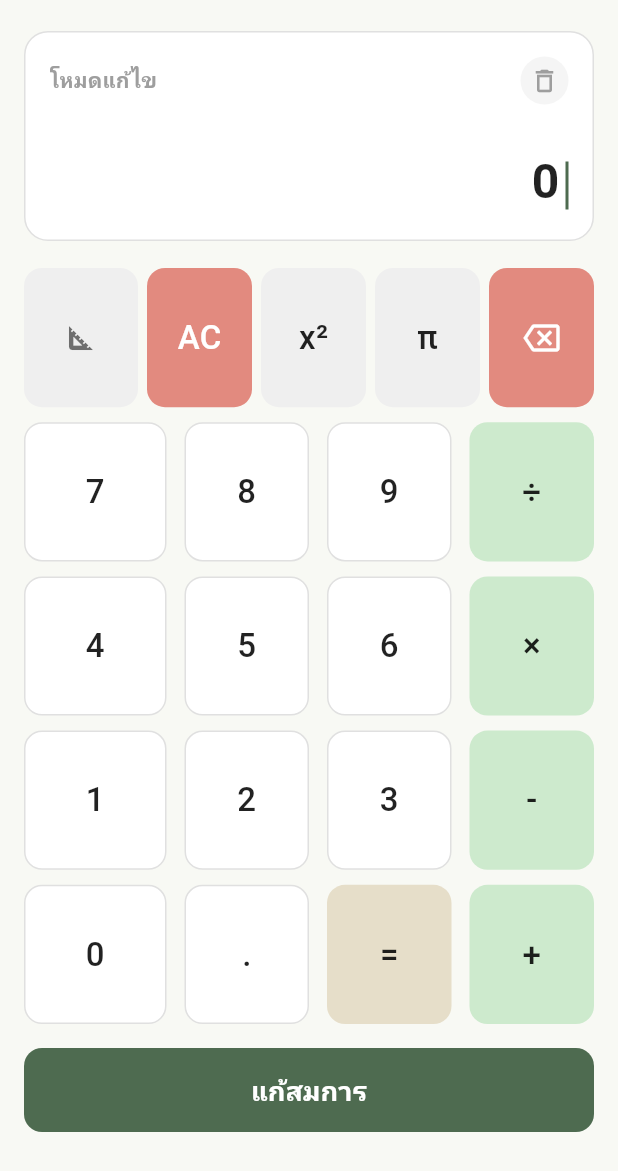
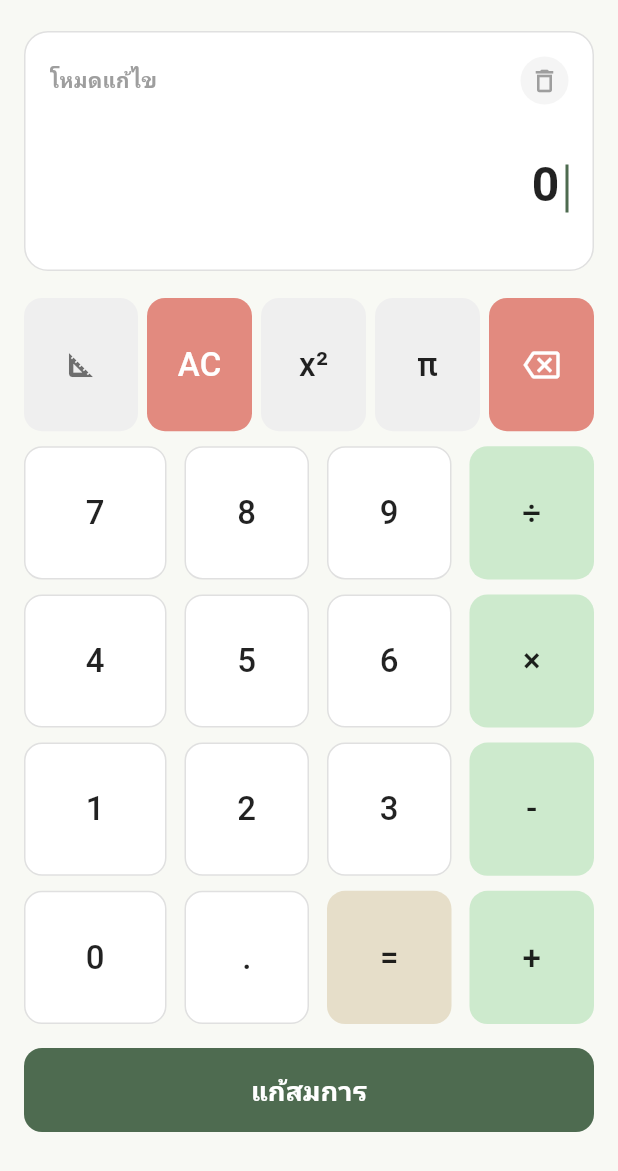
Before and after one commit to Pitchaya-Waree/flutter_ai_project, a Flutter app: the screen it shows after launch, item 2 of the bottom bar chosen, on a phone screen of 412 x 824 dp, the part 65-1236 px from its top. Run offline on Flutter 3.47's test engine with Material 3 defaults, Android fonts, the phone set to English and light mode, and no system bars; our stand-ins replace camera, flutter_dotenv, image_cropper, image_picker, math_expressions.

Commit message:
Enhance EditorScreen functionality by updating result display logic and improving layout; add image cropping feature in ScanScreen and update dependencies

```diff
--- a/lib/editor_screen.dart
+++ b/lib/editor_screen.dart
@@ -67,6 +67,11 @@ class _EditorScreenState extends State<EditorScreen> {
       } else if (value == "=") {
         _calculate();
       } else {
+        // เมื่อพิมพ์ตัวอักษรใหม่ ให้ซ่อนผลลัพธ์ (กลับไปเป็นสมการ)
+        if (_result.isNotEmpty) {
+          _result = "";
+        }
+
         // จัดการการพิมพ์สัญลักษณ์พิเศษ
         String addValue = value;
         if (value == "x²") {
@@ -117,14 +122,17 @@ class _EditorScreenState extends State<EditorScreen> {
           Container(
             margin: const EdgeInsets.symmetric(horizontal: 16, vertical: 8),
             padding: const EdgeInsets.all(16),
-            height: 140,
+            constraints: const BoxConstraints(
+              minHeight: 160,
+            ), // ความสูงยืดหยุ่นได้
             decoration: BoxDecoration(
               color: Colors.white,
               borderRadius: BorderRadius.circular(16),
               border: Border.all(color: Colors.grey.shade300),
             ),
             child: Column(
-              crossAxisAlignment: CrossAxisAlignment.start,
+              crossAxisAlignment:
+                  CrossAxisAlignment.end, // 🔴 ดันทุกอย่างชิดขวา
               children: [
                 // หัวข้อ โหมดแก้ไข และ ปุ่มถังขยะ
                 Row(
@@ -138,7 +146,7 @@ class _EditorScreenState extends State<EditorScreen> {
                       ),
                     ),
                     InkWell(
-                      onTap: () => _onKeyPress("AC"), // เคลียร์ค่าทั้งหมด
+                      onTap: () => _onKeyPress("AC"),
                       child: Container(
                         padding: const EdgeInsets.all(6),
                         decoration: BoxDecoration(
@@ -154,14 +162,63 @@ class _EditorScreenState extends State<EditorScreen> {
                     ),
                   ],
                 ),
-                const Spacer(),
-                Align(
-                  alignment: Alignment.centerRight,
-                  child: SingleChildScrollView(
+
+                const SizedBox(height: 30), // ดันเนื้อหาลงข้างล่าง
+                // 🔴 ใช้ AnimatedSwitcher เพื่อสร้างอนิเมชั่นสลับตัวเลข
+                AnimatedSwitcher(
+                  duration: const Duration(
+                    milliseconds: 300,
+                  ), // ความเร็วอนิเมชั่น
+                  transitionBuilder:
+                      (Widget child, Animation<double> animation) {
+                        return FadeTransition(
+                          opacity: animation,
+                          child: SlideTransition(
+                            position: Tween<Offset>(
+                              begin: const Offset(
+                                0,
+                                0.2,
+                              ), // เลื่อนจากข้างล่างขึ้นมา
+                              end: Offset.zero,
+                            ).animate(animation),
+                            child: child,
+                          ),
+                        );
+                      },
+                  child: Column(
+                    // 🔴 แก้ไข Key ตรงนี้: ให้มันจำแค่ว่า "มีผลลัพธ์หรือยัง" จะได้ไม่กระตุกเวลาพิมพ์ตัวเลขเพิ่ม
+                    key: ValueKey<bool>(
+                      _result.isNotEmpty && _result != "Error",
+                    ),
+                    crossAxisAlignment: CrossAxisAlignment.end,
+                    children: [
+                      // ถ้ามีผลลัพธ์ (หลังกด =)
+                      if (_result.isNotEmpty && _result != "Error") ...[
+                        Text(
+                          _result, // แสดงผลลัพธ์เป็นตัวใหญ่
+                          style: TextStyle(
+                            fontSize: 40,
+                            fontWeight: FontWeight.bold,
+                            color: darkGreenBtnColor,
+                          ),
+                          textAlign: TextAlign.right,
+                        ),
+                        Text(
+                          _equation, // ดันสมการเป็นตัวเล็กสีเทาด้านล่าง
+                          style: const TextStyle(
+                            fontSize: 18,
+                            color: Colors.grey,
+                          ),
+                          textAlign: TextAlign.right,
+                        ),
+                      ]
+                      // ถ้ากำลังพิมพ์สมการ
+                      else ...[
+                        SingleChildScrollView(
                           scrollDirection: Axis.horizontal,
-                    reverse: true, // ให้เลื่อนไปด้านขวาสุดเสมอเวลาพิมพ์ยาวๆ
+                          reverse: true,
                           child: Row(
-                      mainAxisSize: MainAxisSize.min,
+                            mainAxisAlignment: MainAxisAlignment.end,
                             crossAxisAlignment: CrossAxisAlignment.end,
                             children: [
                               Text(
@@ -171,10 +228,14 @@ class _EditorScreenState extends State<EditorScreen> {
                                   fontWeight: FontWeight.bold,
                                   color: Colors.black87,
                                 ),
+                                textAlign: TextAlign.right,
                               ),
                               // เคอร์เซอร์กระพริบจำลอง
                               Container(
-                          margin: const EdgeInsets.only(left: 4, bottom: 4),
+                                margin: const EdgeInsets.only(
+                                  left: 4,
+                                  bottom: 4,
+                                ),
                                 width: 2,
                                 height: 32,
                                 color: darkGreenBtnColor,
@@ -182,17 +243,8 @@ class _EditorScreenState extends State<EditorScreen> {
                             ],
                           ),
                         ),
-                ),
-                if (_result.isNotEmpty && _result != "Error")
-                  Align(
-                    alignment: Alignment.centerRight,
-                    child: Text(
-                      "= $_result",
-                      style: const TextStyle(
-                        fontSize: 20,
-                        color: Colors.black54,
-                        fontWeight: FontWeight.bold,
-                      ),
+                      ],
+                    ],
                   ),
                 ),
               ],
@@ -230,7 +282,8 @@ class _EditorScreenState extends State<EditorScreen> {
                   Navigator.push(
                     context,
                     MaterialPageRoute(
-                      builder: (context) => SolutionsScreen(equation: _equation),
+                      builder: (context) =>
+                          SolutionsScreen(equation: _equation),
                     ),
                   );
                 },
--- a/pubspec.yaml
+++ b/pubspec.yaml
@@ -37,6 +37,7 @@ dependencies:
   permission_handler: ^12.0.1
   image_picker: ^1.0.7
   math_expressions: ^3.1.0
+  image_cropper: ^8.0.2
   flutter_dotenv: ^6.0.1
 
   # The following adds the Cupertino Icons font to your application.
```
Also changed, not shown: lib/main.dart (+52 -17 lines), pubspec.lock, 1 other file. Lines whose indentation alone changed are shown as unchanged.
